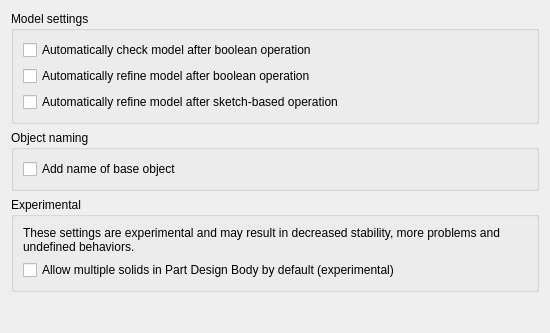
The window that src/Mod/Part/Gui/DlgSettingsGeneral.ui (southseact-3d/fcd) describes before a commit, drawn with Qt 5.
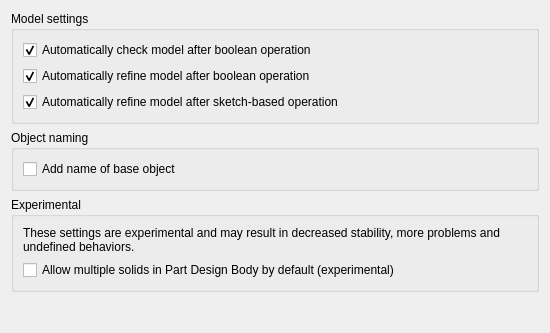
The same window after the commit. Custom widgets are drawn as their Qt base class.

Diff of the .ui file:
```diff
--- a/src/Mod/Part/Gui/DlgSettingsGeneral.ui
+++ b/src/Mod/Part/Gui/DlgSettingsGeneral.ui
@@ -25,6 +25,9 @@
         <property name="text">
          <string>Automatically check model after boolean operation</string>
         </property>
+        <property name="checked">
+         <bool>true</bool>
+        </property>
         <property name="prefEntry" stdset="0">
          <cstring>CheckModel</cstring>
         </property>
@@ -38,6 +41,9 @@
         <property name="text">
          <string>Automatically refine model after boolean operation</string>
         </property>
+        <property name="checked">
+         <bool>true</bool>
+        </property>
         <property name="prefEntry" stdset="0">
          <cstring>RefineModel</cstring>
         </property>
@@ -51,6 +57,9 @@
         <property name="text">
          <string>Automatically refine model after sketch-based operation</string>
         </property>
+        <property name="checked">
+         <bool>true</bool>
+        </property>
         <property name="prefEntry" stdset="0">
          <cstring>RefineModel</cstring>
         </property>
```
